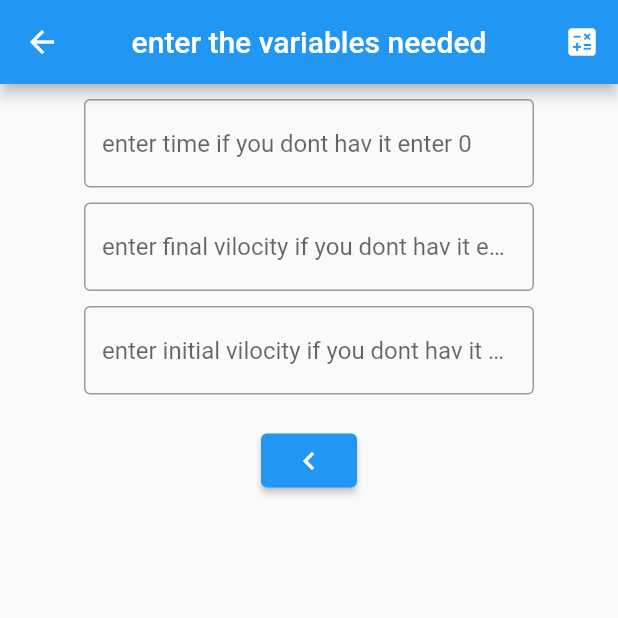
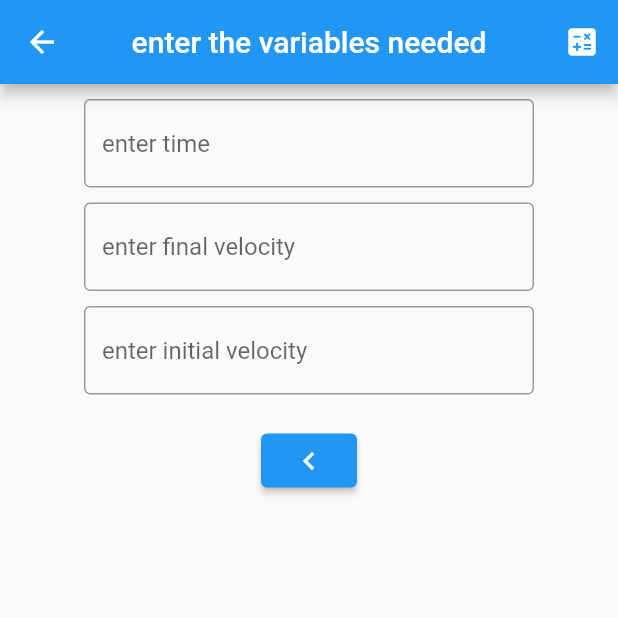
Before and after one commit to raghidbk/phys_calc, a Flutter app: the screen it shows after launch, after a tap on "avg acceleration", on a phone screen of 412 x 824 dp, the top half of it. Run offline on Flutter 3.47's test engine with Material 2 defaults, Android fonts, the phone set to English and light mode, and no system bars; network calls fail; key blocks and very long unbroken strings in the code were emptied for the run.

Commit message:
initial commit

```diff
--- a/lib/FinalPosPage.dart
+++ b/lib/FinalPosPage.dart
@@ -1,6 +1,3 @@
-import 'dart:js_interop_unsafe';
-
-import 'package:flutter/gestures.dart';
 import 'package:flutter/material.dart';
 
 class finalPosPage extends StatefulWidget {
--- a/lib/main.dart
+++ b/lib/main.dart
@@ -12,7 +12,7 @@ class MyApp extends StatelessWidget {
   Widget build(BuildContext context) {
     return const MaterialApp(
       debugShowCheckedModeBanner: false,
-      title: 'phy calc',
+      title: 'Physics_Calculator',
       home: pageS(),
     );
   }
--- a/lib/pageacc.dart
+++ b/lib/pageacc.dart
@@ -30,10 +30,8 @@ class _accState extends State<acc> {
         ScaffoldMessenger.of(context).showSnackBar(const SnackBar(content: Text('The values cannot be negative')));
       }else{
         acc = (velof - veloi)/time;
-      }
-
-      if(acc<0){
-       return "you've enterd a wrong value";
+      }if(acc<0){
+       return "you've entered a wrong value";
       }else{
         return 'the acceleration is $acc';
       }
@@ -53,38 +51,38 @@ class _accState extends State<acc> {
               result = Facc();
 
             });
-          }, icon: Icon(Icons.calculate))
+          }, icon:const Icon(Icons.calculate))
         ],
       ),
       body: Center(
         child: Column(
           children: [
-            SizedBox(height: 10.0,),
+            const SizedBox(height: 10.0,),
             SizedBox(
               width: 300.0,
               child: TextField(
                 controller: _controllertime, decoration: const InputDecoration(
                   border: OutlineInputBorder(),
-                  hintText: 'enter time if you dont hav it enter 0'
+                  hintText: 'enter time'
               ),),
             ),
-            SizedBox(height: 10.0,),
+            const  SizedBox(height: 10.0,),
             SizedBox(width: 300.0,
               child: TextField(
                 controller: _controllervelof, decoration: const InputDecoration(
                   border: OutlineInputBorder(),
-                  hintText: 'enter final vilocity if you dont hav it enter 0'
+                  hintText: 'enter final velocity'
               ),),
             ),
-            SizedBox(height: 10.0,),
+            const  SizedBox(height: 10.0,),
             SizedBox(width: 300.0,
               child: TextField(
                 controller: _controllerveloi, decoration: const InputDecoration(
                   border: OutlineInputBorder(),
-                  hintText: 'enter initial vilocity if you dont hav it enter 0'
+                  hintText: 'enter initial velocity'
               ),),
             ),
-            SizedBox(height: 20.0,),
+            const   SizedBox(height: 20.0,),
         ElevatedButton(onPressed: (){Navigator.of(context).pop();}, child: const Icon(Icons.navigate_before))
 
           ],
--- a/lib/select_page.dart
+++ b/lib/select_page.dart
@@ -80,17 +80,17 @@ class _pageSState extends State<pageS> {
       body: Center(
         child: Column(
            children: [
-             SizedBox(height: 20.0,),
-             ElevatedButton(onPressed: opendispPage, child: const Text('Dispalcement')),
-             SizedBox(height: 20.0,),
+             const SizedBox(height: 20.0,),
+             ElevatedButton(onPressed: opendispPage, child: const Text('Displacement')),
+             const   SizedBox(height: 20.0,),
              ElevatedButton(onPressed: openaccPage, child: const Text('avg acceleration')),
-             SizedBox(height: 20.0,),
+             const   SizedBox(height: 20.0,),
              ElevatedButton(onPressed: openFinalVelocity, child: const Text('final velocity')),
-             SizedBox(height: 20.0,),
+             const     SizedBox(height: 20.0,),
              ElevatedButton(onPressed: opendistancePage, child:const Text('distance')),
-             SizedBox(height: 20.0,),
-             ElevatedButton(onPressed: openFinalPostionPage, child: const Text('final postion')),
-             SizedBox(height: 20.0,),
+             const SizedBox(height: 20.0,),
+             ElevatedButton(onPressed: openFinalPostionPage, child: const Text('final position')),
+             const   SizedBox(height: 20.0,),
              ElevatedButton(onPressed: openCredits, child: const Text('credits'))
            ],
         ),
```
Also changed, not shown: lib/credits.dart (+12 -11 lines), lib/mathLogic.dart (deleted, +0 -54 lines), lib/pagedisp.dart (+7 -7 lines), lib/pagefinalvelo.dart (+6 -6 lines), 1 other file.
